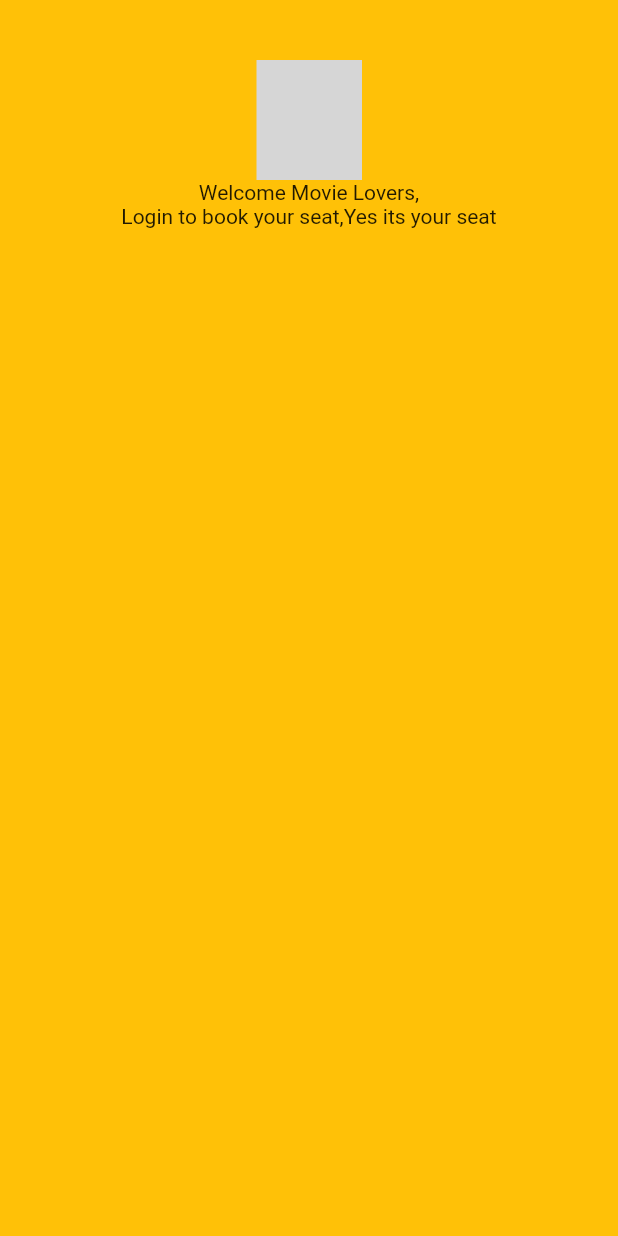
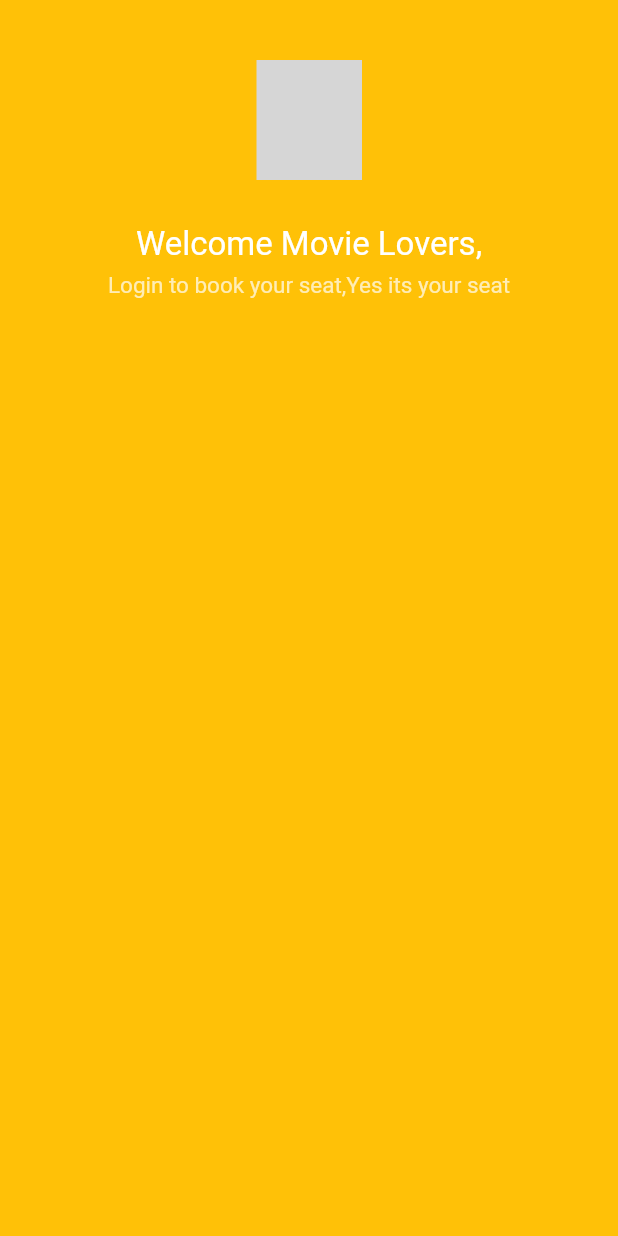
Before and after one commit to sharjil-ali37/mini_project_moviebooking, a Flutter app: the screen it shows after launch, on a phone screen of 412 x 824 dp. Run offline on Flutter 3.47's test engine with Material 2 defaults, Android fonts, the phone set to English and light mode, and no system bars; our stand-ins replace flutter_svg; grey boxes are pictures that could not be loaded.

Commit message:
new commit

```diff
--- a/lib/pages/login_screen.dart
+++ b/lib/pages/login_screen.dart
@@ -27,8 +27,24 @@ class _LoginScreenState extends State<LoginScreen> {
 
 
             height: 80,width: 70,),
-            Text("Welcome Movie Lovers,"),
-             Text("Login to book your seat,Yes its your seat"),
+           const Padding(
+             padding: EdgeInsets.only(top: 30),
+             child: Text("Welcome Movie Lovers,",style: TextStyle(fontSize: 22,color:Colors.white ),),
+           ),
+
+
+            Padding(
+              padding: const EdgeInsets.only(top: 5),
+              child: Text("Login to book your seat,Yes its your seat",
+           style: TextStyle(fontSize: 15,color: Colors.white.withOpacity(0.7)),),),
+
+
+              const SizedBox(height: 20,),
+
+           Container(
+            margin: const EdgeInsets.symmetric(horizontal: 10),
+            padding: const EdgeInsets.all(19),
+           )
 
 
           ],
```
Also changed, not shown: pubspec.yaml (+13 -5 lines).
